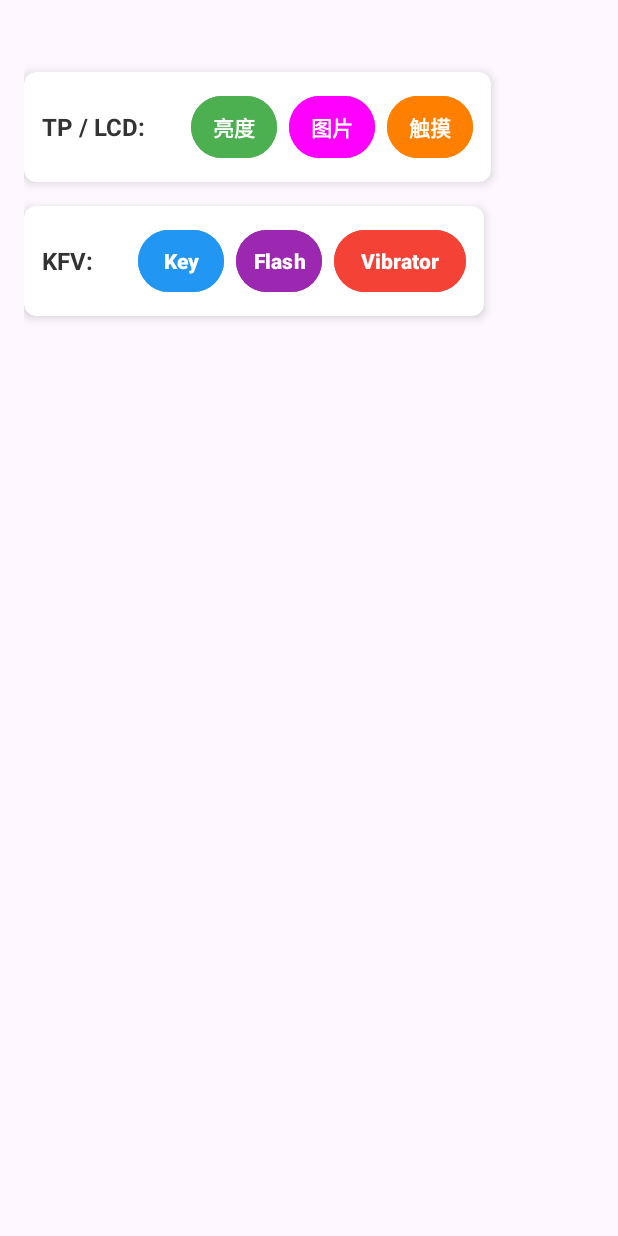
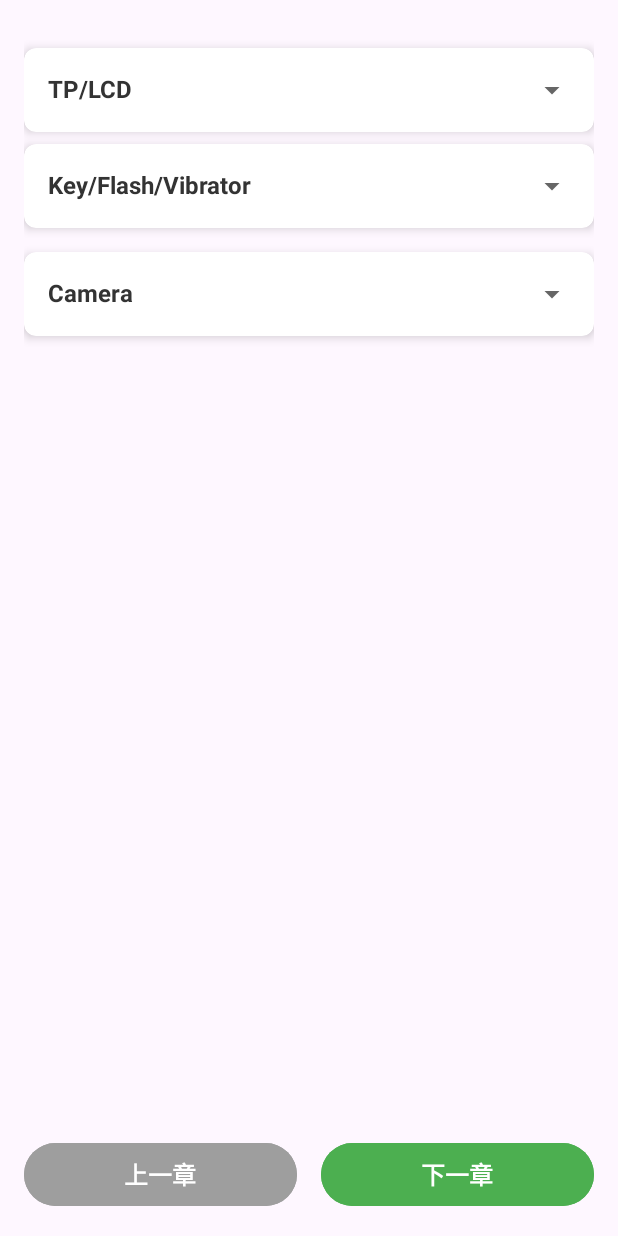
Before and after one commit to caoyang9/Cxk-app, an Android app: the MMIActivity screen opened directly, with no data from a screen before it, on a phone screen of 412 x 824 dp. Run offline under Robolectric (Android 15) with nearby library versions, the phone set to English and light mode, and no system bars.

Commit message:
feat: 第一章和第二章连通

```diff
--- a/app/src/main/java/com/yang/androiddemolog/MainActivity2.java
+++ b/app/src/main/java/com/yang/androiddemolog/MainActivity2.java
@@ -232,7 +232,6 @@ public class MainActivity2 extends AppCompatActivity {
 
     private void goToNextChapter() {
         startActivity(new Intent(MainActivity2.this, MMIActivity.class));
-        showToast("下一章");
     }
 
     private void showToast(String message) {
--- a/app/src/main/java/com/yang/androiddemolog/mmiActivity/MMIActivity.java
+++ b/app/src/main/java/com/yang/androiddemolog/mmiActivity/MMIActivity.java
@@ -4,16 +4,24 @@ import android.content.Intent;
 import android.os.Bundle;
 import android.view.View;
 import android.widget.Button;
+import android.widget.ImageView;
 
 import androidx.annotation.Nullable;
 import androidx.appcompat.app.AppCompatActivity;
 
 import com.yang.androiddemolog.R;
 
+import java.util.HashMap;
+import java.util.Map;
+
 /**
  * MMI Activity：一个新的界面，包含MMI中的实践
  */
 public class MMIActivity extends AppCompatActivity {
+
+    private final Map<Integer, Integer> arrowToContentMap = new HashMap<>();
+    private final Map<Integer, ImageView> arrowViewMap = new HashMap<>();
+    private final Map<Integer, View> contentViewMap = new HashMap<>();
 
     // 定义模拟亮度调节按钮，图片管理按钮，触摸移动按钮
     private Button brightnessBtn, imageBtn, touchBtn;
@@ -24,13 +32,19 @@ public class MMIActivity extends AppCompatActivity {
     @Override
     protected void onCreate(@Nullable Bundle savedInstanceState) {
         super.onCreate(savedInstanceState);
-        setContentView(R.layout.activity_mmi);
+        setContentView(R.layout.activity_mmi2);
+
+        initMappings();
+        // 设置点击监听器
+        setupClickListeners();
 
         // 初始化亮度调节按钮，图片管理按钮，触摸移动按钮，绑定点击事件
         initBrightnessBtn();
     }
 
     private void initBrightnessBtn(){
+        findViewById(R.id.btnPrePage).setOnClickListener(v -> finish());
+
         brightnessBtn = findViewById(R.id.btn_brightness);
         imageBtn = findViewById(R.id.btn_image);
         touchBtn = findViewById(R.id.btn_touchToArea);
@@ -47,4 +61,63 @@ public class MMIActivity extends AppCompatActivity {
         keyBtn.setOnClickListener(v -> startActivity(new Intent(MMIActivity.this, ColorControlActivity.class)));
         flashBtn.setOnClickListener(v -> startActivity(new Intent(MMIActivity.this, FlashActivity.class  )));
     }
+
+    private void initMappings() {
+        // 初始化箭头到内容的映射
+        arrowToContentMap.put(R.id.arrowMMI1, R.id.contentMMI1);
+        arrowToContentMap.put(R.id.arrowMMI2, R.id.contentMMI2);
+        arrowToContentMap.put(R.id.arrowMMI3, R.id.contentMMI3);
+
+        // 初始化箭头视图映射
+        arrowViewMap.put(R.id.arrowMMI1, findViewById(R.id.arrowMMI1));
+        arrowViewMap.put(R.id.arrowMMI2, findViewById(R.id.arrowMMI2));
+        arrowViewMap.put(R.id.arrowMMI3, findViewById(R.id.arrowMMI3));
+
+        // 初始化内容视图映射
+        contentViewMap.put(R.id.contentMMI1, findViewById(R.id.contentMMI1));
+        contentViewMap.put(R.id.contentMMI2, findViewById(R.id.contentMMI2));
+        contentViewMap.put(R.id.contentMMI3, findViewById(R.id.contentMMI3));
+    }
+
+    private void setupClickListeners() {
+        // 为每个卡片设置点击监听器
+        setupCardClickListener(R.id.cardMMI1, R.id.contentMMI1, R.id.arrowMMI1);
+        setupCardClickListener(R.id.cardMMI2, R.id.contentMMI2, R.id.arrowMMI2);
+        setupCardClickListener(R.id.cardMMI3, R.id.contentMMI3, R.id.arrowMMI3);
+
+        // 为每个箭头设置点击监听器
+        for (Integer arrowId : arrowToContentMap.keySet()) {
+            ImageView arrow = findViewById(arrowId);
+            arrow.setOnClickListener(v -> onArrowClick(arrowId));
+        }
+    }
+    private void setupCardClickListener(int cardId, int contentId, int arrowId) {
+        View card = findViewById(cardId);
+        card.setOnClickListener(v -> toggleCard(contentId, arrowId));
+    }
+
+    // 卡片点击处理方法
+    private void toggleCard(int contentId, int arrowId) {
+        View content = contentViewMap.get(contentId);
+        ImageView arrow = arrowViewMap.get(arrowId);
+
+        if (content != null && arrow != null) {
+            boolean isVisible = content.getVisibility() == View.VISIBLE;
+
+            if (isVisible) {
+                content.setVisibility(View.GONE);
+                arrow.animate().rotation(0).setDuration(300).start();
+            } else {
+                content.setVisibility(View.VISIBLE);
+                arrow.animate().rotation(180).setDuration(300).start();
+            }
+        }
+    }
+    // 箭头点击处理方法
+    private void onArrowClick(int arrowId) {
+        Integer contentId = arrowToContentMap.get(arrowId);
+        if (contentId != null) {
+            toggleCard(contentId, arrowId);
+        }
+    }
 }
--- /dev/null
+++ b/app/src/main/res/layout/activity_mmi2.xml
@@ -0,0 +1,335 @@
+<?xml version="1.0" encoding="utf-8"?>
+<LinearLayout xmlns:android="http://schemas.android.com/apk/res/android"
+    xmlns:app="http://schemas.android.com/apk/res-auto"
+    xmlns:tools="http://schemas.android.com/tools"
+    android:layout_width="match_parent"
+    android:layout_height="match_parent"
+    android:orientation="vertical"
+    android:padding="16dp">
+
+    <ScrollView
+        android:layout_width="match_parent"
+        android:layout_height="0dp"
+        android:layout_weight="1"
+        android:fillViewport="true">
+
+        <LinearLayout
+            android:id="@+id/cardsMMIContainer"
+            android:layout_width="match_parent"
+            android:layout_height="wrap_content"
+            android:orientation="vertical">
+
+            <!-- 第一行卡片 -->
+            <androidx.cardview.widget.CardView
+                android:id="@+id/cardMMI1"
+                android:layout_width="match_parent"
+                android:layout_height="wrap_content"
+                android:layout_marginTop="16dp"
+                android:layout_marginBottom="8dp"
+                app:cardCornerRadius="8dp"
+                app:cardElevation="4dp">
+
+                <LinearLayout
+                    android:layout_width="match_parent"
+                    android:layout_height="wrap_content"
+                    android:orientation="vertical">
+
+                    <!-- 标题行 -->
+                    <LinearLayout
+                        android:layout_width="match_parent"
+                        android:layout_height="wrap_content"
+                        android:orientation="horizontal"
+                        android:padding="16dp"
+                        android:clickable="true"
+                        android:focusable="true">
+
+                        <TextView
+                            android:layout_width="0dp"
+                            android:layout_height="wrap_content"
+                            android:layout_weight="1"
+                            android:text="@string/cardMMI1"
+                            android:textColor="#333333"
+                            android:textSize="16sp"
+                            android:textStyle="bold" />
+
+                        <ImageView
+                            android:id="@+id/arrowMMI1"
+                            android:layout_width="24dp"
+                            android:layout_height="24dp"
+                            android:layout_gravity="center_vertical"
+                            android:src="@drawable/ic_arrow_down"
+                            android:clickable="true"
+                            android:focusable="true"
+                            android:onClick="onArrowClick"
+                            tools:ignore="ContentDescription" />
+                    </LinearLayout>
+
+                    <!-- 功能按钮区域 -->
+                    <LinearLayout
+                        android:id="@+id/contentMMI1"
+                        android:layout_width="match_parent"
+                        android:layout_height="wrap_content"
+                        android:orientation="horizontal"
+                        android:padding="12dp"
+                        android:visibility="gone"
+                        android:background="#F8F9FA">
+
+                        <Button
+                            android:id="@+id/btn_brightness"
+                            android:layout_width="0dp"
+                            android:layout_height="49dp"
+                            android:layout_marginEnd="8dp"
+                            android:layout_weight="1"
+                            android:backgroundTint="#4CAF50"
+                            android:elevation="2dp"
+                            android:text="@string/cardMMI1Btn1"
+                            android:textColor="#FFFFFF"
+                            android:textSize="14sp" />
+
+                        <Button
+                            android:id="@+id/btn_image"
+                            android:layout_width="0dp"
+                            android:layout_height="49dp"
+                            android:layout_marginEnd="8dp"
+                            android:layout_weight="1"
+                            android:backgroundTint="#FF00FF"
+                            android:elevation="2dp"
+                            android:text="@string/cardMMI1Btn2"
+                            android:textColor="#FFFFFF"
+                            android:textSize="14sp" />
+
+                        <Button
+                            android:id="@+id/btn_touchToArea"
+                            android:layout_width="0dp"
+                            android:layout_height="49dp"
+                            android:layout_weight="1"
+                            android:backgroundTint="#FF8000"
+                            android:elevation="2dp"
+                            android:text="@string/cardMMI1Btn3"
+                            android:textColor="#FFFFFF"
+                            android:textSize="14sp" />
+                    </LinearLayout>
+                </LinearLayout>
+            </androidx.cardview.widget.CardView>
+
+            <!-- 第二行卡片 -->
+            <androidx.cardview.widget.CardView
+                android:id="@+id/cardMMI2"
+                android:layout_width="match_parent"
+                android:layout_height="wrap_content"
+                android:layout_marginBottom="16dp"
+                app:cardCornerRadius="8dp"
+                app:cardElevation="4dp">
+
+                <LinearLayout
+                    android:layout_width="match_parent"
+                    android:layout_height="wrap_content"
+                    android:orientation="vertical">
+
+                    <LinearLayout
+                        android:layout_width="match_parent"
+                        android:layout_height="wrap_content"
+                        android:orientation="horizontal"
+                        android:padding="16dp"
+                        android:clickable="true"
+                        android:focusable="true">
+
+                        <TextView
+                            android:layout_width="0dp"
+                            android:layout_height="wrap_content"
+                            android:layout_weight="1"
+                            android:text="@string/cardMMI2"
+                            android:textColor="#333333"
+                            android:textSize="16sp"
+                            android:textStyle="bold" />
+
+                        <ImageView
+                            android:id="@+id/arrowMMI2"
+                            android:layout_width="24dp"
+                            android:layout_height="24dp"
+                            android:layout_gravity="center_vertical"
+                            android:src="@drawable/ic_arrow_down"
+                            android:clickable="true"
+                            android:focusable="true"
+                            android:onClick="onArrowClick"
+                            tools:ignore="ContentDescription" />
+                    </LinearLayout>
+
+                    <LinearLayout
+                        android:id="@+id/contentMMI2"
+                        android:layout_width="match_parent"
+                        android:layout_height="wrap_content"
+                        android:orientation="horizontal"
+                        android:padding="12dp"
+                        android:visibility="gone"
+                        android:background="#F8F9FA">
+
+                        <Button
+                            android:id="@+id/btn_key"
+                            android:layout_width="0dp"
+                            android:layout_height="49dp"
+                            android:layout_marginEnd="8dp"
+                            android:layout_weight="1"
+                            android:backgroundTint="#00BCD4"
+                            android:elevation="2dp"
+                            android:text="@string/cardMMI2Btn1"
+                            android:textColor="#FFFFFF"
+                            android:textSize="14sp" />
+
+                        <Button
+                            android:id="@+id/btn_flash"
+                            android:layout_width="0dp"
+                            android:layout_height="49dp"
+                            android:layout_marginEnd="8dp"
+                            android:layout_weight="1"
+                            android:backgroundTint="#8BC34A"
+                            android:elevation="2dp"
+                            android:text="@string/cardMMI2Btn2"
+                            android:textColor="#FFFFFF"
+                            android:textSize="14sp" />
+
+                        <Button
+                            android:id="@+id/btn_vibrator"
+                            android:layout_width="0dp"
+                            android:layout_height="49dp"
+                            android:layout_weight="1"
+                            android:backgroundTint="#FF5722"
+                            android:elevation="2dp"
+                            android:text="@string/cardMMI2Btn3"
+                            android:textColor="#FFFFFF"
+                            android:textSize="14sp" />
+                    </LinearLayout>
+                </LinearLayout>
+            </androidx.cardview.widget.CardView>
+
+            <!-- 第三行卡片 -->
+            <androidx.cardview.widget.CardView
+                android:id="@+id/cardMMI3"
+                android:layout_width="match_parent"
+                android:layout_height="wrap_content"
+                android:layout_marginBottom="8dp"
+                app:cardCornerRadius="8dp"
+                app:cardElevation="4dp">
+
+                <LinearLayout
+                    android:layout_width="match_parent"
+                    android:layout_height="wrap_content"
+                    android:orientation="vertical">
+
+                    <LinearLayout
+                        android:layout_width="match_parent"
+                        android:layout_height="wrap_content"
+                        android:orientation="horizontal"
+                        android:padding="16dp"
+                        android:clickable="true"
+                        android:focusable="true">
+
+                        <TextView
+                            android:layout_width="0dp"
+                            android:layout_height="wrap_content"
+                            android:layout_weight="1"
+                            android:text="@string/cardMMI3"
+                            android:textColor="#333333"
+                            android:textSize="16sp"
+                            android:textStyle="bold" />
+
+                        <ImageView
+                            android:id="@+id/arrowMMI3"
+                            android:layout_width="24dp"
+                            android:layout_height="24dp"
+                            android:layout_gravity="center_vertical"
+                            android:src="@drawable/ic_arrow_down"
+                            android:clickable="true"
+                            android:focusable="true"
+                            android:onClick="onArrowClick"
+                            tools:ignore="ContentDescription" />
+                    </LinearLayout>
+
+                    <LinearLayout
+                        android:id="@+id/contentMMI3"
+                        android:layout_width="match_parent"
+                        android:layout_height="wrap_content"
+                        android:orientation="horizontal"
+                        android:padding="12dp"
+                        android:visibility="gone"
+                        android:background="#F8F9FA">
+
+                        <Button
+                            android:id="@+id/btn2_3_1"
+                            android:layout_width="0dp"
+                            android:layout_height="49dp"
+                            android:layout_marginEnd="8dp"
+                            android:layout_weight="1"
+                            android:backgroundTint="#009688"
+                            android:elevation="2dp"
+                            android:text="@string/cardMMI3Btn1"
+                            android:textColor="#FFFFFF"
+                            android:textSize="14sp" />
+
+                        <Button
+                            android:id="@+id/btn2_3_2"
+                            android:layout_width="0dp"
+                            android:layout_height="49dp"
+                            android:layout_marginEnd="8dp"
+                            android:layout_weight="1"
+                            android:backgroundTint="#FF9800"
+                            android:elevation="2dp"
+                            android:text="@string/cardMMI3Btn2"
+                            android:textColor="#FFFFFF"
+                            android:textSize="14sp" />
+
+                        <Button
+                            android:id="@+id/btn2_3_3"
+                            android:layout_width="0dp"
+                            android:layout_height="49dp"
+                            android:layout_weight="1"
+                            android:backgroundTint="#795548"
+                            android:elevation="2dp"
+                            android:text="@string/cardMMI3Btn3"
+                            android:textColor="#FFFFFF"
+                            android:textSize="14sp" />
+                    </LinearLayout>
+                </LinearLayout>
+            </androidx.cardview.widget.CardView>
+
+        </LinearLayout>
+    </ScrollView>
+
+    <!-- 底部按钮区域 -->
+    <LinearLayout
+        android:layout_width="match_parent"
+        android:layout_height="wrap_content"
+        android:orientation="horizontal"
+        android:paddingTop="16dp">
+
+        <Button
+            android:id="@+id/btnPrePage"
+            android:layout_width="0dp"
+            android:layout_height="50dp"
+            android:layout_weight="1"
+            android:layout_marginEnd="8dp"
+            android:backgroundTint="#9E9E9E"
+            android:elevation="4dp"
+            android:text="@string/prePage"
+            android:textAllCaps="false"
+            android:textColor="#FFFFFF"
+            android:textSize="16sp"
+            android:textStyle="bold" />
+
+        <Button
+            android:id="@+id/btnNextTo2"
+            android:layout_width="0dp"
+            android:layout_height="50dp"
+            android:layout_weight="1"
+            android:layout_marginStart="8dp"
+            android:backgroundTint="#4CAF50"
+            android:elevation="4dp"
+            android:text="@string/nextPage"
+            android:textAllCaps="false"
+            android:textColor="#FFFFFF"
+            android:textSize="16sp"
+            android:textStyle="bold" />
+    </LinearLayout>
+
+
+</LinearLayout>
--- a/app/src/main/res/values/strings.xml
+++ b/app/src/main/res/values/strings.xml
@@ -110,4 +110,21 @@
     <string name="card10btn3">待开放</string>
 
     <string name="nextPage">下一章</string>
+    <string name="prePage">上一章</string>
+
+    <!-- MMI -->
+    <string name="cardMMI1">TP/LCD</string>
+    <string name="cardMMI1Btn1">调亮度</string>
+    <string name="cardMMI1Btn2">看图片</string>
+    <string name="cardMMI1Btn3">触摸屏</string>
+
+    <string name="cardMMI2">Key/Flash/Vibrator</string>
+    <string name="cardMMI2Btn1">按键</string>
+    <string name="cardMMI2Btn2">闪光灯</string>
+    <string name="cardMMI2Btn3">振动</string>
+
+    <string name="cardMMI3">Camera</string>
+    <string name="cardMMI3Btn1">前置</string>
+    <string name="cardMMI3Btn2">后置</string>
+    <string name="cardMMI3Btn3">待开放</string>
 </resources>
```
Also changed, not shown: 1 other file.
